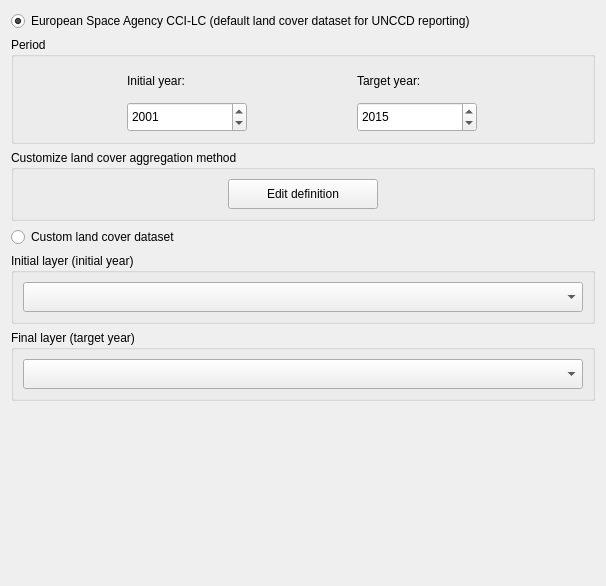
Old version of the form LDMP/gui/WidgetLCSetup.ui in the repository ConservationInternational/trends.earth.
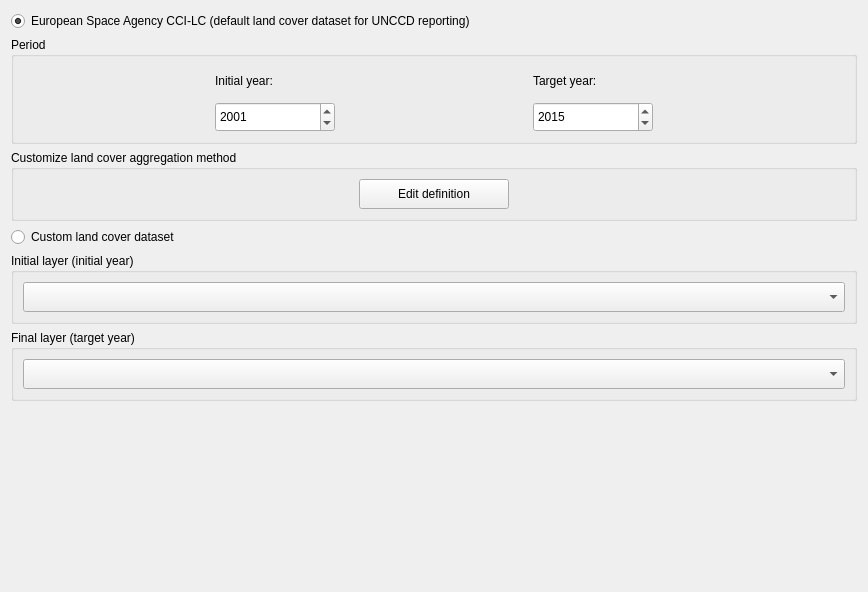
New version of the form. Custom widgets are drawn as their Qt base class.

The edit to the form file:
```diff
--- a/LDMP/gui/WidgetLCSetup.ui
+++ b/LDMP/gui/WidgetLCSetup.ui
@@ -6,8 +6,8 @@
    <rect>
     <x>0</x>
     <y>0</y>
-    <width>606</width>
-    <height>586</height>
+    <width>868</width>
+    <height>592</height>
    </rect>
   </property>
   <property name="windowTitle">
@@ -184,6 +184,12 @@
         <property name="enabled">
          <bool>true</bool>
         </property>
+        <property name="sizePolicy">
+         <sizepolicy hsizetype="Minimum" vsizetype="Minimum">
+          <horstretch>0</horstretch>
+          <verstretch>0</verstretch>
+         </sizepolicy>
+        </property>
         <property name="minimumSize">
          <size>
           <width>100</width>
@@ -228,6 +234,12 @@
         <property name="enabled">
          <bool>true</bool>
         </property>
+        <property name="sizePolicy">
+         <sizepolicy hsizetype="Preferred" vsizetype="Minimum">
+          <horstretch>0</horstretch>
+          <verstretch>0</verstretch>
+         </sizepolicy>
+        </property>
         <property name="minimumSize">
          <size>
           <width>0</width>
@@ -256,6 +268,12 @@
         <property name="enabled">
          <bool>true</bool>
         </property>
+        <property name="sizePolicy">
+         <sizepolicy hsizetype="Preferred" vsizetype="Minimum">
+          <horstretch>0</horstretch>
+          <verstretch>0</verstretch>
+         </sizepolicy>
+        </property>
         <property name="minimumSize">
          <size>
           <width>0</width>
```
Left out of the diff: 92 changed lines with no effect on the pictures.
